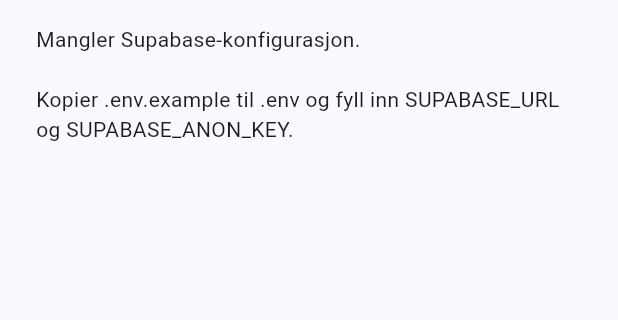
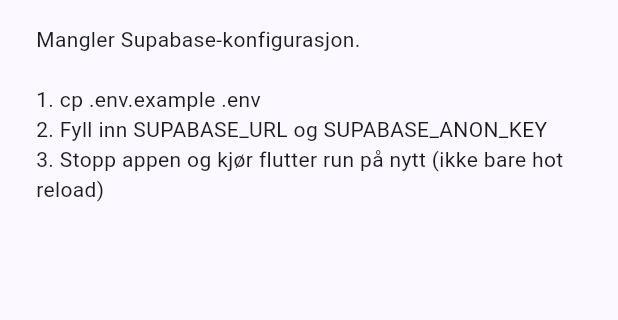
Before and after one commit to stocktormod-design/ampex-xlr8, a Flutter app: the _EnvMissingScreen screen opened directly, on a phone screen of 412 x 824 dp, the part 90-410 px from its top. Run offline on Flutter 3.47's test engine with Material 3 defaults, Android fonts, the phone set to English and light mode, and no system bars; our stand-ins replace connectivity_plus, drift, drift_flutter, flutter_dotenv, flutter_riverpod, go_router and 1 more; accounts and stored records are empty; generated files the repository leaves out were written again.

Commit message:
fix: last .env som Flutter-asset for Supabase-konfig
flutter_dotenv krever .env i pubspec assets (særlig på web).

Co-authored-by: Cursor <cursoragent@cursor.com>

```diff
--- a/lib/app.dart
+++ b/lib/app.dart
@@ -55,7 +55,9 @@ class _EnvMissingScreen extends StatelessWidget {
               const SizedBox(height: 16),
               const Text(
                 'Mangler Supabase-konfigurasjon.\n\n'
-                'Kopier .env.example til .env og fyll inn SUPABASE_URL og SUPABASE_ANON_KEY.',
+                '1. cp .env.example .env\n'
+                '2. Fyll inn SUPABASE_URL og SUPABASE_ANON_KEY\n'
+                '3. Stopp appen og kjør flutter run på nytt (ikke bare hot reload)',
               ),
             ],
           ),
--- a/lib/bootstrap.dart
+++ b/lib/bootstrap.dart
@@ -7,7 +7,8 @@ import 'core/config/env.dart';
 Future<void> bootstrap(Future<void> Function() runApp) async {
   WidgetsFlutterBinding.ensureInitialized();
 
-  await dotenv.load(fileName: '.env', isOptional: true);
+  // .env må ligge i prosjektrot og være listet under flutter/assets i pubspec.yaml.
+  await dotenv.load(fileName: '.env');
 
   if (Env.isConfigured) {
     await Supabase.initialize(
--- a/pubspec.yaml
+++ b/pubspec.yaml
@@ -34,3 +34,5 @@ dev_dependencies:
 
 flutter:
   uses-material-design: true
+  assets:
+    - .env
```
